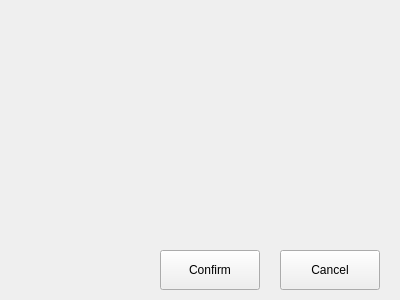
openeuler-mirror/ks-scmc, file client/src/common/message-dialog.ui: the form before one commit.
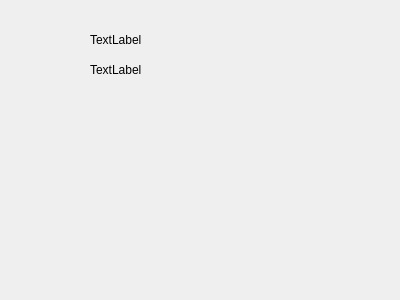
The form after the commit.

Patch:
```diff
--- a/client/src/common/message-dialog.ui
+++ b/client/src/common/message-dialog.ui
@@ -10,16 +10,10 @@
     <height>300</height>
    </rect>
   </property>
-  <property name="minimumSize">
-   <size>
-    <width>400</width>
-    <height>0</height>
-   </size>
-  </property>
   <property name="windowTitle">
    <string>Dialog</string>
   </property>
-  <layout class="QVBoxLayout" name="verticalLayout">
+  <layout class="QVBoxLayout" name="verticalLayout_2">
    <property name="spacing">
     <number>0</number>
    </property>
@@ -36,13 +30,16 @@
     <number>10</number>
    </property>
    <item>
-    <layout class="QHBoxLayout" name="horizontalLayout">
+    <layout class="QHBoxLayout" name="horizontalLayout_2">
      <property name="spacing">
       <number>20</number>
      </property>
      <property name="leftMargin">
       <number>20</number>
      </property>
+     <property name="rightMargin">
+      <number>20</number>
+     </property>
      <item>
       <widget class="QLabel" name="lab_icon">
        <property name="minimumSize">
@@ -63,26 +60,39 @@
       </widget>
      </item>
      <item>
-      <layout class="QVBoxLayout" name="verticalLayout_2">
+      <layout class="QVBoxLayout" name="verticalLayout">
        <property name="spacing">
         <number>10</number>
        </property>
        <item>
-        <widget class="QLabel" name="lab_summary">
+        <widget class="QLabel" name="label_summary">
          <property name="text">
-          <string/>
+          <string>TextLabel</string>
          </property>
         </widget>
        </item>
        <item>
-        <widget class="QLabel" name="lab_body">
+        <widget class="QLabel" name="label_body">
          <property name="text">
-          <string/>
+          <string>TextLabel</string>
          </property>
         </widget>
        </item>
       </layout>
      </item>
+     <item>
+      <spacer name="horizontalSpacer">
+       <property name="orientation">
+        <enum>Qt::Horizontal</enum>
+       </property>
+       <property name="sizeHint" stdset="0">
+        <size>
+         <width>40</width>
+         <height>20</height>
+        </size>
+       </property>
+      </spacer>
+     </item>
     </layout>
    </item>
    <item>
@@ -93,82 +103,20 @@
      <property name="sizeHint" stdset="0">
       <size>
        <width>20</width>
-       <height>155</height>
+       <height>203</height>
       </size>
      </property>
     </spacer>
    </item>
    <item>
-    <widget class="QWidget" name="widget_btn" native="true">
-     <layout class="QHBoxLayout" name="horizontalLayout_2">
-      <property name="spacing">
-       <number>20</number>
-      </property>
-      <property name="leftMargin">
-       <number>20</number>
-      </property>
-      <property name="topMargin">
-       <number>10</number>
-      </property>
-      <property name="rightMargin">
-       <number>20</number>
-      </property>
-      <property name="bottomMargin">
-       <number>0</number>
-      </property>
-      <item>
-       <spacer name="horizontalSpacer">
-        <property name="orientation">
-         <enum>Qt::Horizontal</enum>
-        </property>
-        <property name="sizeHint" stdset="0">
-         <size>
-          <width>40</width>
-          <height>20</height>
-         </size>
-        </property>
-       </spacer>
-      </item>
-      <item>
-       <widget class="QToolButton" name="btn_confirm">
-        <property name="minimumSize">
-         <size>
-          <width>100</width>
-          <height>40</height>
-         </size>
-        </property>
-        <property name="maximumSize">
-         <size>
-          <width>100</width>
-          <height>40</height>
-         </size>
-        </property>
-        <property name="text">
-         <string>Confirm</string>
-        </property>
-       </widget>
-      </item>
-      <item>
-       <widget class="QToolButton" name="btn_cancel">
-        <property name="minimumSize">
-         <size>
-          <width>100</width>
-          <height>40</height>
-         </size>
-        </property>
-        <property name="maximumSize">
-         <size>
-          <width>100</width>
-          <height>40</height>
-         </size>
-        </property>
-        <property name="text">
-         <string>Cancel</string>
-        </property>
-       </widget>
-      </item>
-     </layout>
-    </widget>
+    <layout class="QHBoxLayout" name="hlayout_btns">
+     <property name="spacing">
+      <number>0</number>
+     </property>
+     <property name="rightMargin">
+      <number>20</number>
+     </property>
+    </layout>
    </item>
   </layout>
  </widget>
```
